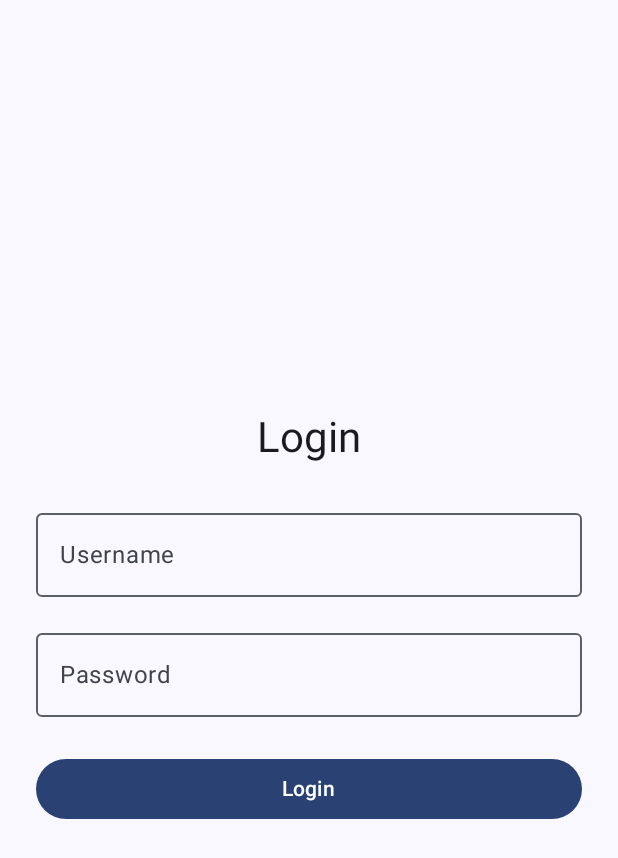
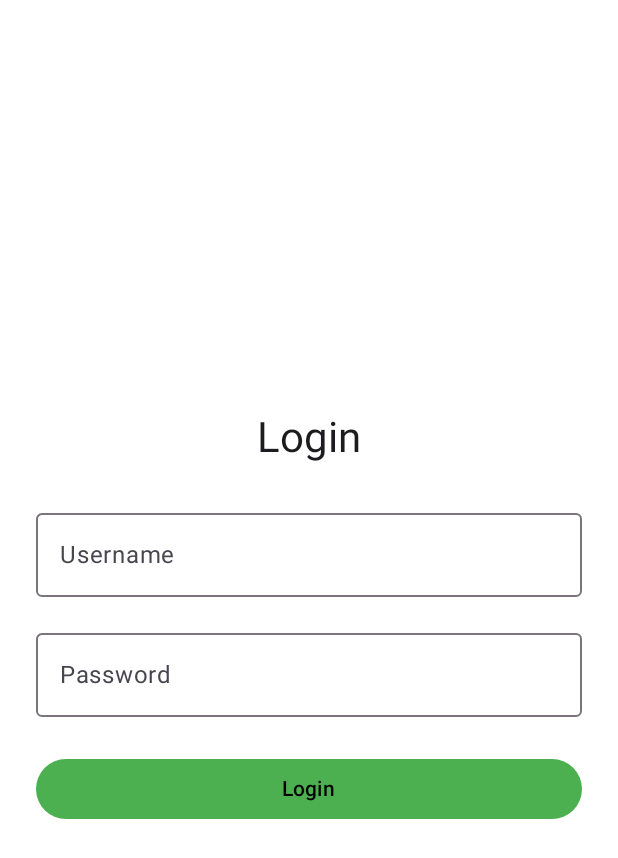
Before and after one commit to ReneRuts/Zoomi, an Android app built with Jetpack Compose: the screen it shows after launch (MainActivity), on a phone screen of 412 x 824 dp. Shown: the top 858 px of the screen. Run offline under Robolectric (Android 15) with nearby library versions, the phone set to English and light mode, and no system bars; our stand-ins replace Room's generated code; libraries missing offline, so code that uses them is left out: com.scottyab.rootbeer.

Commit message:
Custom colors, Dark and light mode

```diff
--- a/app/src/main/java/com/group1/zoomi/ui/login/LoginScreen.kt
+++ b/app/src/main/java/com/group1/zoomi/ui/login/LoginScreen.kt
@@ -9,6 +9,8 @@ import androidx.compose.foundation.layout.fillMaxWidth
 import androidx.compose.foundation.layout.height
 import androidx.compose.foundation.layout.padding
 import androidx.compose.material3.Button
+import androidx.compose.material3.ButtonDefaults
+import androidx.compose.material3.ColorScheme
 import androidx.compose.material3.MaterialTheme
 import androidx.compose.material3.OutlinedTextField
 import androidx.compose.material3.Text
@@ -19,12 +21,16 @@ import androidx.compose.runtime.remember
 import androidx.compose.runtime.setValue
 import androidx.compose.ui.Alignment
 import androidx.compose.ui.Modifier
+import androidx.compose.ui.graphics.Color
 import androidx.compose.ui.platform.LocalContext
 import androidx.compose.ui.text.input.PasswordVisualTransformation
 import androidx.compose.ui.tooling.preview.Preview
 import androidx.compose.ui.unit.dp
+import com.group1.zoomi.ui.theme.Green
+import com.group1.zoomi.ui.theme.Orange
 import com.group1.zoomi.ui.theme.ZoomiTheme
 import com.scottyab.rootbeer.RootBeer
+
 
 @Composable
 fun LoginScreen(
@@ -90,7 +96,12 @@ fun LoginScreen(
 
                 }
             },
-            modifier = Modifier.fillMaxWidth()
+            modifier = Modifier.fillMaxWidth(),
+            colors = ButtonDefaults.buttonColors(
+                containerColor = Green,
+                contentColor = MaterialTheme.colorScheme.onPrimary
+
+            )
         ) {
             Text("Login")
         }
--- a/app/src/main/java/com/group1/zoomi/ui/theme/Color.kt
+++ b/app/src/main/java/com/group1/zoomi/ui/theme/Color.kt
@@ -11,3 +11,5 @@ val Blue = Color(0xFF3F51B5 )
 val White = Color(0xFFFFFFFF )
 
 val Black = Color(0xFF000000 )
+
+val DarkGrey = Color(0xFF212121 )
--- a/app/src/main/java/com/group1/zoomi/ui/theme/Theme.kt
+++ b/app/src/main/java/com/group1/zoomi/ui/theme/Theme.kt
@@ -13,17 +13,19 @@ import androidx.compose.ui.platform.LocalContext
 
 private val DarkColorScheme = darkColorScheme(
     primary = White,
+    onPrimary = White,
     secondary = Green,
     tertiary = Orange,
-    background = Color(0xFF2E7D32),
+    background = DarkGrey,
     surface = Color(0xFF2E7D32),
 )
 
 private val LightColorScheme = lightColorScheme(
-    primary = White,
+    primary = Black,
+    onPrimary = Black,
     secondary = Green,
     tertiary = Orange,
-    background = Color(0xFF2E7D32),
+    background = White,
     surface = Color(0xFF2E7D32),
 
     /* Other default colors to override
@@ -41,7 +43,7 @@ private val LightColorScheme = lightColorScheme(
 fun ZoomiTheme(
     darkTheme: Boolean = isSystemInDarkTheme(),
     // Dynamic color is available on Android 12+
-    dynamicColor: Boolean = true,
+    dynamicColor: Boolean = false, // Sets it so i can manually set the theme colors
     content: @Composable () -> Unit
 ) {
     val colorScheme = when {
```
